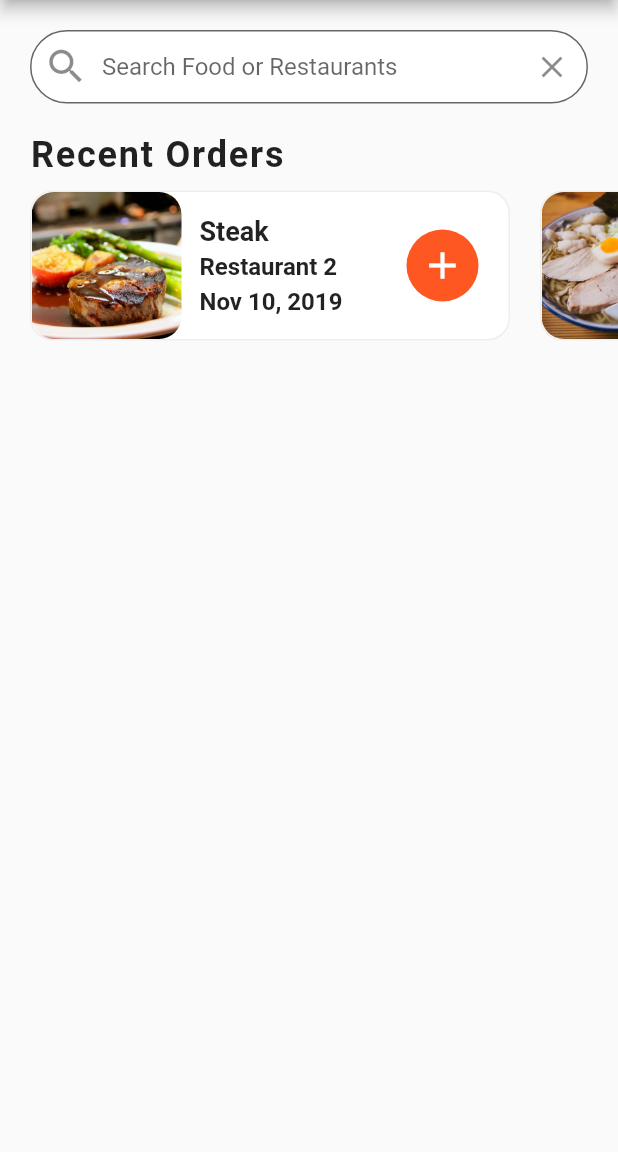
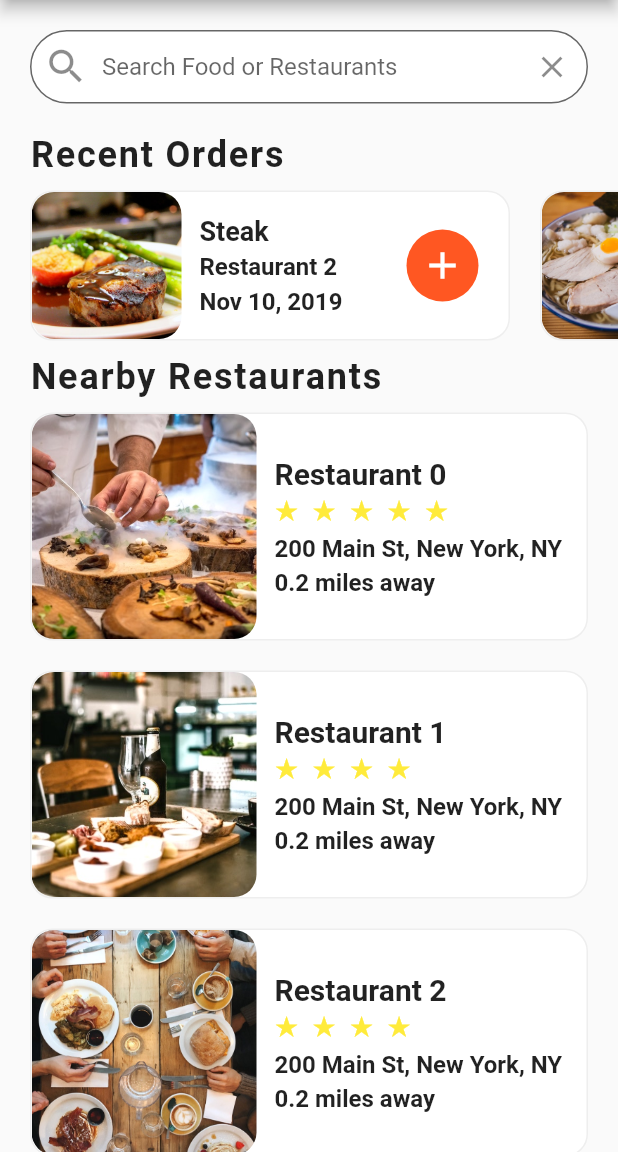
Before and after one commit to ELATTARIYassine/flutter-apps, a Flutter app: the screen it shows after launch, on a phone screen of 412 x 824 dp, the part 84-1236 px from its top. Run offline on Flutter 3.47's test engine with Material 2 defaults, Android fonts, the phone set to English and light mode, and no system bars; project files that could hold a hidden picture were left out.

Commit message:
[food_delivery] feat: Added nearby restarants

```diff
--- a/flood_delivery/lib/screens/home_screen.dart
+++ b/flood_delivery/lib/screens/home_screen.dart
@@ -1,6 +1,8 @@
 import 'package:flutter/cupertino.dart';
 import 'package:flutter/material.dart';
 import 'package:fooddelivery/data/data.dart';
+import 'package:fooddelivery/models/restaurant.dart';
+import 'package:fooddelivery/widgets/rating_stars.dart';
 import 'package:fooddelivery/widgets/recent_orders.dart';
 
 class HomeScreen extends StatefulWidget {
@@ -9,6 +11,54 @@ class HomeScreen extends StatefulWidget {
 }
 
 class _HomeScreenState extends State<HomeScreen> {
+  _buildRestaurants() {
+    List<Widget> restaurantList = [];
+    restaurants.forEach((Restaurant restaurant) {
+      restaurantList.add(Container(
+        margin: EdgeInsets.symmetric(horizontal: 20.0, vertical: 10.0),
+        decoration: BoxDecoration(
+          color: Colors.white,
+          borderRadius: BorderRadius.circular(15.0),
+          border: Border.all(
+            color: Colors.grey[200],
+            width: 1.0,
+          ),
+        ),
+        child: Row(
+          children: <Widget>[
+            ClipRRect(
+              borderRadius: BorderRadius.circular(15.0),
+              child: Image(
+                fit: BoxFit.cover,
+                width: 150.0,
+                height: 150.0,
+                image: AssetImage(restaurant.imageUrl),
+              ),
+            ),
+            Container(
+              margin: EdgeInsets.all(12.0),
+              child: Column(
+                mainAxisAlignment: MainAxisAlignment.center,
+                crossAxisAlignment: CrossAxisAlignment.start,
+                children: <Widget>[
+                  Text(restaurant.name, style: TextStyle(fontSize: 20.0, fontWeight: FontWeight.bold), overflow: TextOverflow.ellipsis,),
+                  RatingStarts(restaurant.rating),
+                  SizedBox(height: 4.0,),
+                  Text(restaurant.address, style: TextStyle(fontSize: 16.0, fontWeight: FontWeight.w600), overflow: TextOverflow.ellipsis,),
+                  SizedBox(height: 4.0,),
+                  Text('0.2 miles away', style: TextStyle(fontSize: 16.0, fontWeight: FontWeight.w600), overflow: TextOverflow.ellipsis,)
+                ],
+              ),
+            ),
+          ],
+        ),
+      ));
+    });
+    return Column(
+      children: restaurantList,
+    );
+  }
+
   @override
   Widget build(BuildContext context) {
     return Scaffold(
@@ -18,16 +68,15 @@ class _HomeScreenState extends State<HomeScreen> {
         leading: IconButton(
           icon: Icon(Icons.account_circle),
           iconSize: 30.0,
-          onPressed: (){},
+          onPressed: () {},
         ),
         actions: <Widget>[
           FlatButton(
-            child: Text('Cart (${currentUser.cart.length})',
-              style: TextStyle(
-                color: Colors.white,
-                fontSize: 20.0
-              ),),
-            onPressed: (){},
+            child: Text(
+              'Cart (${currentUser.cart.length})',
+              style: TextStyle(color: Colors.white, fontSize: 20.0),
+            ),
+            onPressed: () {},
           )
         ],
       ),
@@ -45,12 +94,34 @@ class _HomeScreenState extends State<HomeScreen> {
                   borderSide: BorderSide(width: 0.8),
                 ),
                 hintText: 'Search Food or Restaurants',
-                  prefixIcon: Icon(Icons.search, size: 30.0,),
-                  suffixIcon: IconButton(icon: Icon(Icons.clear), onPressed: (){},),
+                prefixIcon: Icon(
+                  Icons.search,
+                  size: 30.0,
+                ),
+                suffixIcon: IconButton(
+                  icon: Icon(Icons.clear),
+                  onPressed: () {},
+                ),
               ),
             ),
           ),
           RecentOrders(),
+          Column(
+            crossAxisAlignment: CrossAxisAlignment.start,
+            children: <Widget>[
+              Padding(
+                padding: EdgeInsets.symmetric(horizontal: 20.0),
+                child: Text(
+                  'Nearby Restaurants',
+                  style: TextStyle(
+                      fontSize: 24.0,
+                      fontWeight: FontWeight.w600,
+                      letterSpacing: 1.2),
+                ),
+              ),
+              _buildRestaurants(),
+            ],
+          ),
         ],
       ),
     );
--- /dev/null
+++ b/flood_delivery/lib/widgets/rating_stars.dart
@@ -0,0 +1,18 @@
+import 'package:flutter/material.dart';
+
+class RatingStarts extends StatelessWidget {
+
+  final int rating;
+
+  RatingStarts(this.rating);
+
+  @override
+  Widget build(BuildContext context) {
+    String stars = '';
+    for(int i = 0; i < rating ;i++){
+      stars += '★  ';
+    }
+    stars.trim();
+    return Text(stars, style: TextStyle(color: Colors.yellow, fontSize: 18.0),);
+  }
+}
```
Lines whose indentation alone changed are shown as unchanged.
